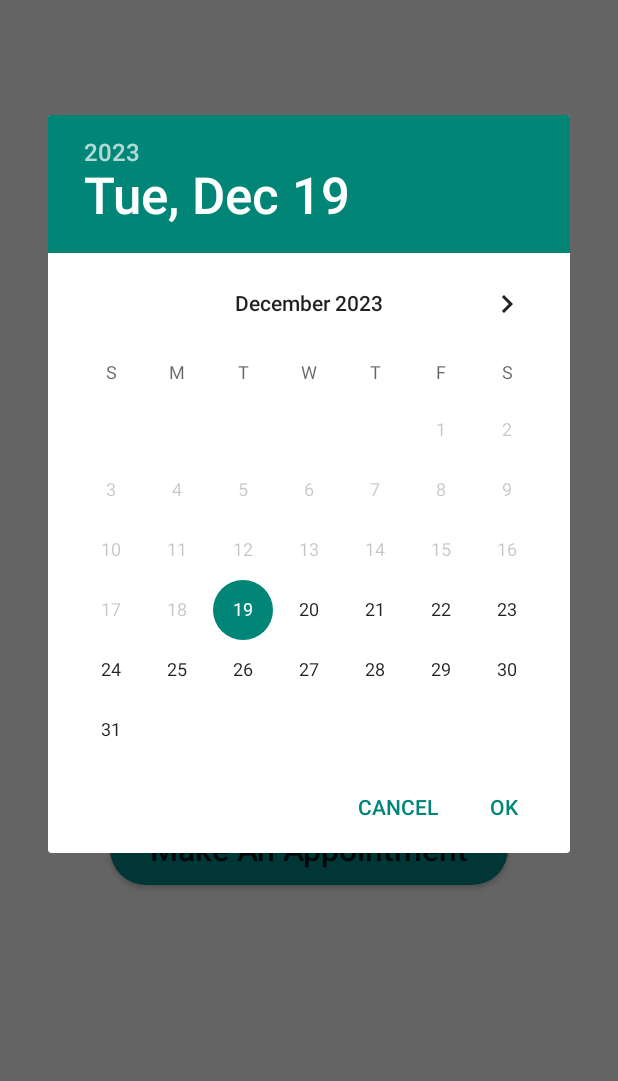
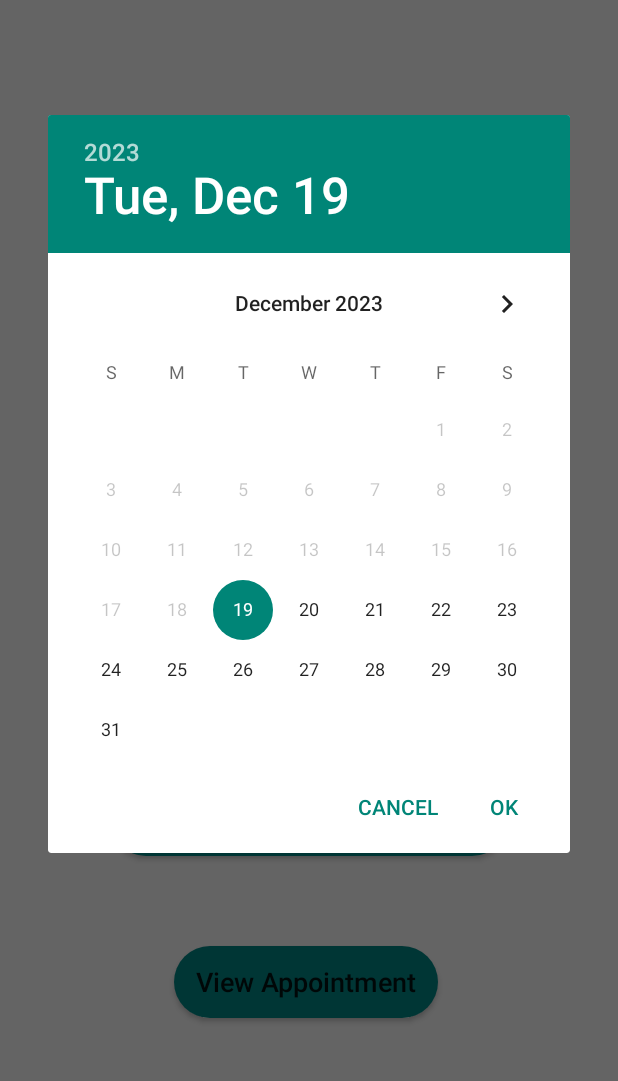
Before and after one commit to csillag-noemi/HealthHub, an Android app built with Jetpack Compose: the DoctorsActivity screen opened directly, with no data from a screen before it, after a tap on "Make An Appointment", on a phone screen of 412 x 824 dp, the part 134-1215 px from its top. Run offline under Robolectric (Android 15) with nearby library versions, the light colour scheme and no system bars.

Commit message:
added appointmentsRepository and appointmentsViewModel for easier data transfer and display of the appointment; added view appointment button in doctors page

```diff
--- /dev/null
+++ b/app/src/main/java/com/example/healthhub/AppointmentsRepository.kt
@@ -0,0 +1,30 @@
+package com.example.healthhub
+
+import android.util.Log
+import common.Appointment
+
+class AppointmentsRepository private constructor() {
+    private val appointments = mutableListOf<Appointment>()
+
+    fun addAppointment(appointment: Appointment) {
+        appointments.add(appointment)
+        Log.d("AppointmentsRepository", "Appointment added: $appointment")
+    }
+
+    fun getAppointments(): List<Appointment> {
+        Log.d("AppointmentsRepository", "Current appointments list size: ${appointments.size}")
+        return appointments.toList() // Return a copy to prevent external modifications
+    }
+
+    companion object {
+        // Singleton pattern to ensure a single instance of the repository
+        private var instance: AppointmentsRepository? = null
+
+        fun getInstance(): AppointmentsRepository {
+            if (instance == null) {
+                instance = AppointmentsRepository()
+            }
+            return instance!!
+        }
+    }
+}
--- /dev/null
+++ b/app/src/main/java/com/example/healthhub/AppointmentsViewModel.kt
@@ -0,0 +1,21 @@
+package com.example.healthhub
+import android.util.Log
+import androidx.lifecycle.MutableLiveData
+import androidx.lifecycle.ViewModel
+import common.Appointment
+
+class AppointmentsViewModel : ViewModel() {
+    private val appointmentsRepository = AppointmentsRepository.getInstance()
+    private var appointmentsList: List<Appointment> = emptyList()
+
+    // Function to retrieve appointments
+    fun getAppointments(): List<Appointment> {
+        appointmentsList = appointmentsRepository.getAppointments()
+        return appointmentsList
+    }
+
+    // Function to add an appointment
+    fun addAppointment(appointment: Appointment) {
+        appointmentsRepository.addAppointment(appointment)
+    }
+}
--- a/app/src/main/res/layout/activity_doctors.xml
+++ b/app/src/main/res/layout/activity_doctors.xml
@@ -24,16 +24,31 @@
         android:id="@+id/appointmentBtn"
         android:layout_width="265dp"
         android:layout_height="48dp"
-        android:layout_marginTop="40dp"
-        android:layout_marginBottom="107dp"
+        android:layout_marginStart="73dp"
+        android:layout_marginTop="19dp"
+        android:layout_marginEnd="73dp"
+        android:layout_marginBottom="21dp"
         android:background="@drawable/button_background"
         android:text="Make An Appointment"
         android:textAllCaps="false"
         android:textSize="21sp"
-        app:layout_constraintBottom_toBottomOf="parent"
-        app:layout_constraintEnd_toEndOf="@id/map"
+        app:layout_constraintBottom_toTopOf="@+id/viewApptsBtn"
+        app:layout_constraintEnd_toEndOf="parent"
         app:layout_constraintStart_toStartOf="parent"
         app:layout_constraintTop_toBottomOf="@+id/map" />
 
+    <Button
+        android:id="@+id/viewApptsBtn"
+        android:layout_width="176dp"
+        android:layout_height="48dp"
+        android:layout_marginStart="116dp"
+        android:layout_marginBottom="56dp"
+        android:background="@drawable/button_background"
+        android:text="View Appointment"
+        android:textAllCaps="false"
+        android:textSize="18sp"
+        app:layout_constraintBottom_toBottomOf="parent"
+        app:layout_constraintStart_toStartOf="parent" />
+
 
 </androidx.constraintlayout.widget.ConstraintLayout>
```
Also changed, not shown: app/src/main/java/com/example/healthhub/AppointmentsActivity.kt (+23 -19 lines), app/src/main/java/com/example/healthhub/DoctorsActivity.kt (+11 -10 lines), app/src/main/res/layout/activity_appointments.xml (+24 -22 lines).
